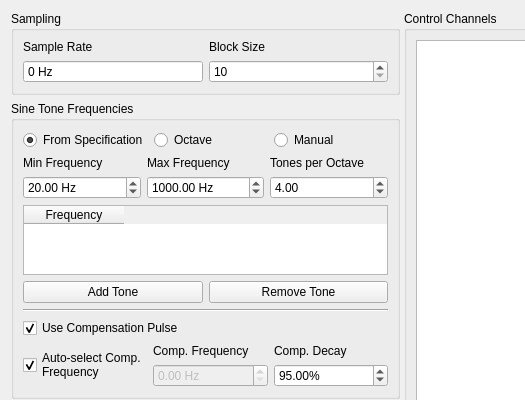
sandialabs/rattlesnake-vibration-controller, file src/rattlesnake/components/srs_sds_definition.ui: the form before one commit; both pictures show x 0 to 525 and y 0 to 400 of the 1145 by 846 pixel window.
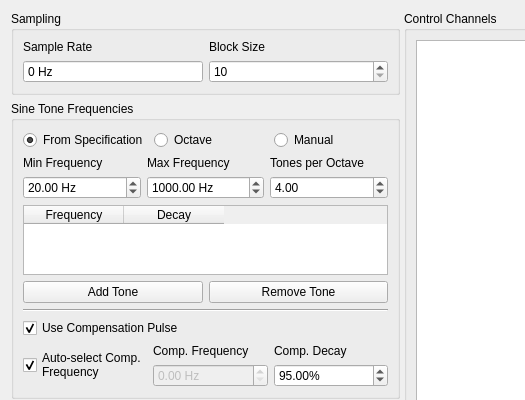
The form after the commit. Custom widgets are drawn as their Qt base class.

```diff
--- a/src/rattlesnake/components/srs_sds_definition.ui
+++ b/src/rattlesnake/components/srs_sds_definition.ui
@@ -226,6 +226,11 @@
                <string>Frequency</string>
               </property>
              </column>
+             <column>
+              <property name="text">
+               <string>Decay</string>
+              </property>
+             </column>
             </widget>
            </item>
            <item>
```
